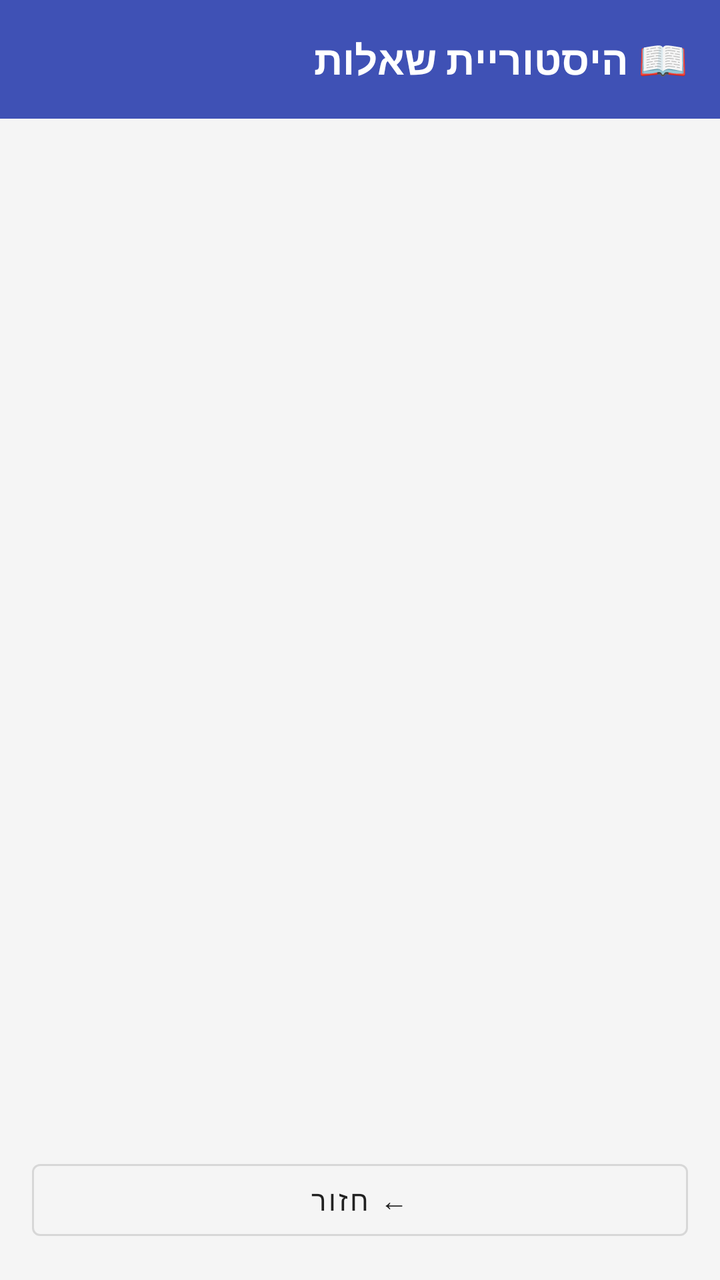
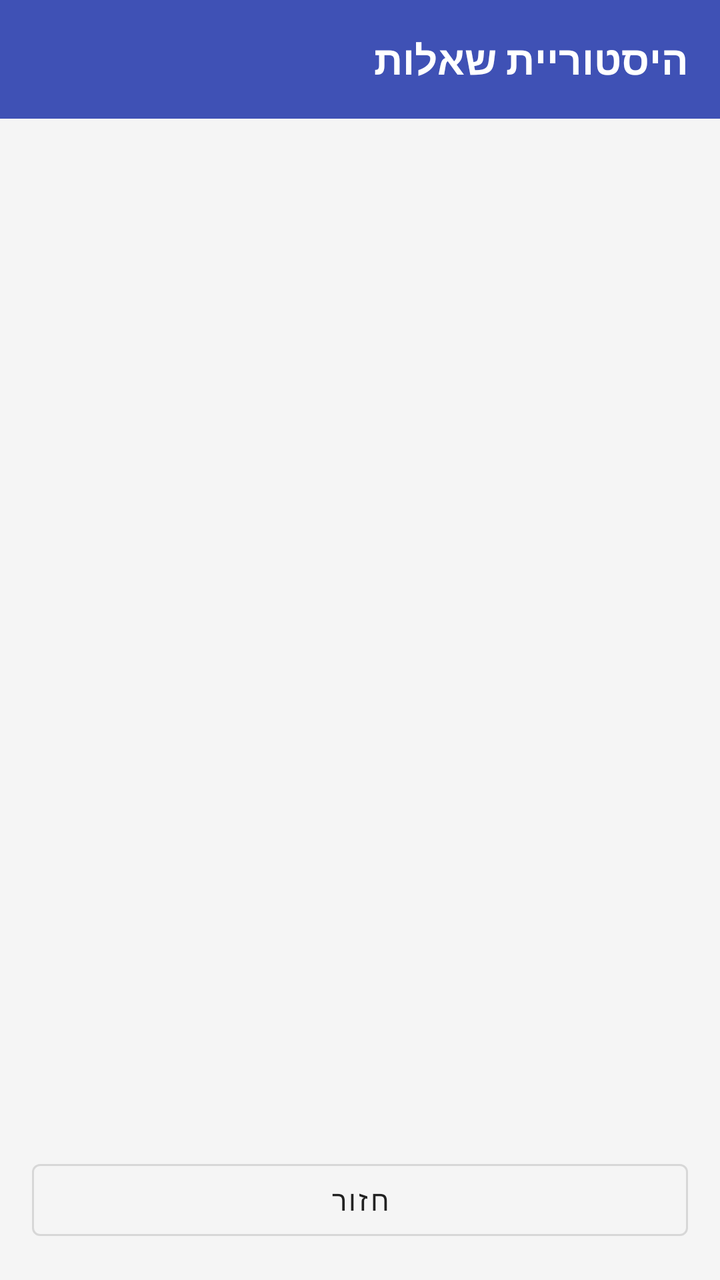

Before-and-after screenshots of an Android layout around one commit, followed by the original layout XML and the change that was made.
<!-- AndroidManifest.xml: application theme Theme.MaterialComponents.Light.DarkActionBar -->
<!-- res/layout/activity_history.xml -->
<?xml version="1.0" encoding="utf-8"?>
<LinearLayout xmlns:android="http://schemas.android.com/apk/res/android"
    android:layout_width="match_parent"
    android:layout_height="match_parent"
    android:orientation="vertical"
    android:background="#F5F5F5">

    <LinearLayout
        android:layout_width="match_parent"
        android:layout_height="wrap_content"
        android:background="#3F51B5"
        android:padding="16dp"
        android:gravity="center_vertical">

        <TextView
            android:layout_width="match_parent"
            android:layout_height="wrap_content"
            android:text="📖 היסטוריית שאלות"
            android:textColor="#FFFFFF"
            android:textSize="20sp"
            android:textStyle="bold"/>

    </LinearLayout>

    <ProgressBar
        android:id="@+id/progressBar"
        android:layout_width="wrap_content"
        android:layout_height="wrap_content"
        android:layout_gravity="center"
        android:visibility="gone"
        android:layout_marginTop="32dp"/>

    <TextView
        android:id="@+id/tvEmpty"
        android:layout_width="match_parent"
        android:layout_height="wrap_content"
        android:text="אין היסטוריה עדיין 📝"
        android:textSize="18sp"
        android:textColor="#999999"
        android:gravity="center"
        android:layout_marginTop="64dp"
        android:visibility="gone"/>

    <androidx.recyclerview.widget.RecyclerView
        android:id="@+id/recyclerView"
        android:layout_width="match_parent"
        android:layout_height="0dp"
        android:layout_weight="1"
        android:padding="8dp"/>

    <com.google.android.material.button.MaterialButton
        android:id="@+id/btnBack"
        android:layout_width="match_parent"
        android:layout_height="wrap_content"
        android:layout_margin="16dp"
        android:text="← חזור"
        style="@style/Widget.MaterialComponents.Button.OutlinedButton"/>

</LinearLayout>
<!-- resources referenced by this layout -->
<resources>

</resources>

<!-- the commit's change to res/layout/activity_history.xml (unified diff, before → after) -->
@@ -15,7 +15,7 @@
         <TextView
             android:layout_width="match_parent"
             android:layout_height="wrap_content"
-            android:text="📖 היסטוריית שאלות"
+            android:text="היסטוריית שאלות"
             android:textColor="#FFFFFF"
             android:textSize="20sp"
             android:textStyle="bold"/>
@@ -34,7 +34,7 @@
         android:id="@+id/tvEmpty"
         android:layout_width="match_parent"
         android:layout_height="wrap_content"
-        android:text="אין היסטוריה עדיין 📝"
+        android:text="אין היסטוריה עדיין"
         android:textSize="18sp"
         android:textColor="#999999"
         android:gravity="center"
@@ -53,7 +53,7 @@
         android:layout_width="match_parent"
         android:layout_height="wrap_content"
         android:layout_margin="16dp"
-        android:text="← חזור"
+        android:text="חזור"
         style="@style/Widget.MaterialComponents.Button.OutlinedButton"/>
 
 </LinearLayout>
